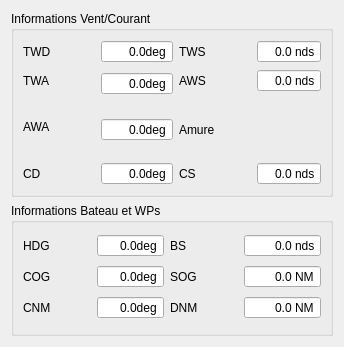
Qt form src/Ui/routeInfo.ui (nohal/qtVlm) before a commit.
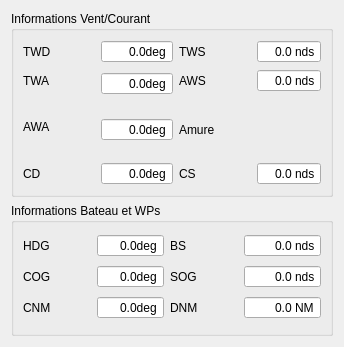
The same form after that commit.

What changed in the file:
```diff
--- a/src/Ui/routeInfo.ui
+++ b/src/Ui/routeInfo.ui
@@ -425,7 +425,7 @@
          <enum>QAbstractSpinBox::NoButtons</enum>
         </property>
         <property name="suffix">
-         <string> NM</string>
+         <string> nds</string>
         </property>
         <property name="decimals">
          <number>1</number>
```
